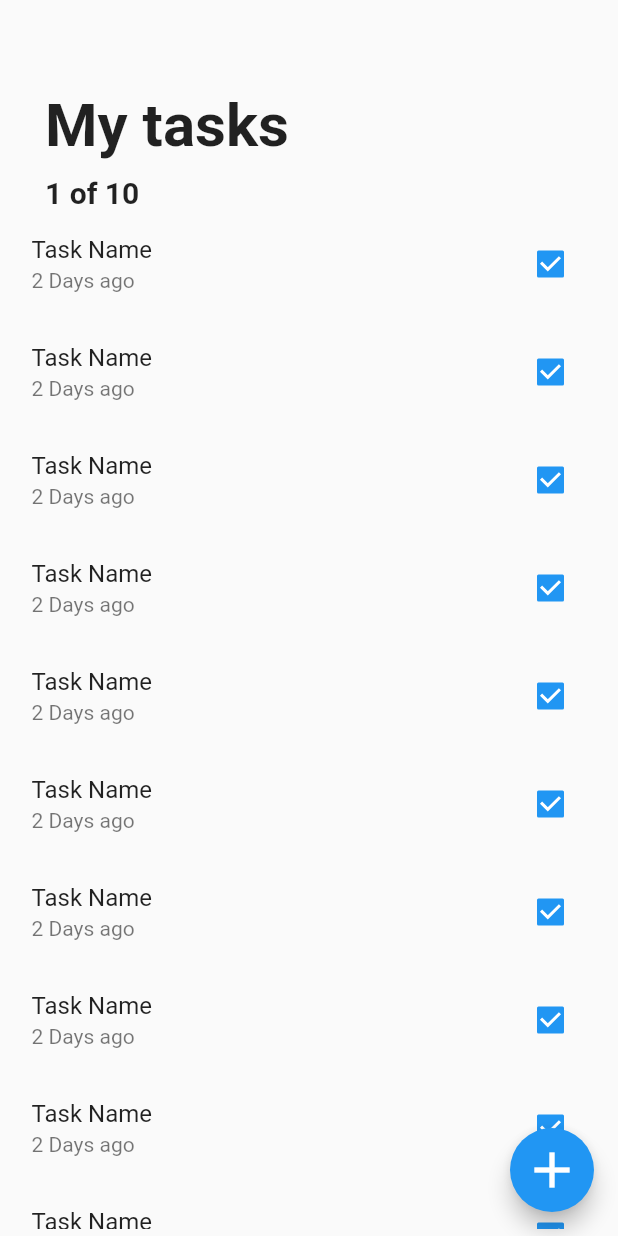
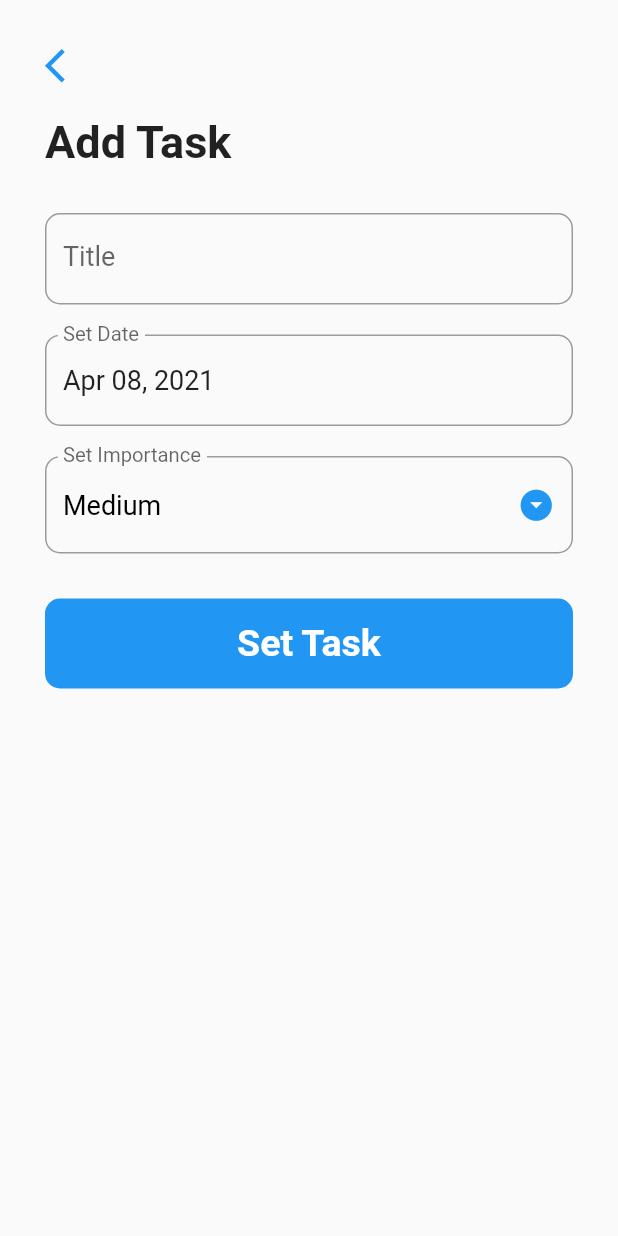
Before and after one commit to Saif-Hossain-Mredul/Todo-SQLite-and-Stream, a Flutter app: the screen it shows after launch, after a tap on the "add" icon, on a phone screen of 412 x 824 dp. Run offline on Flutter 3.47's test engine with Material 2 defaults, Android fonts, the phone set to English and light mode, and no system bars.

Commit message:
Task create screen added

```diff
--- /dev/null
+++ b/lib/screens/addTask.Screen.dart
@@ -0,0 +1,176 @@
+import 'package:flutter/cupertino.dart';
+import 'package:flutter/material.dart';
+import 'package:intl/intl.dart';
+
+class AddTaskScreen extends StatefulWidget {
+  @override
+  _AddTaskScreenState createState() => _AddTaskScreenState();
+}
+
+class _AddTaskScreenState extends State<AddTaskScreen> {
+  String _title = '';
+  String _priority = 'Medium';
+  DateTime _date = DateTime.now();
+  TextEditingController _dateController = TextEditingController();
+  final List<String> _priorities = ['Low', 'Medium', 'High'];
+
+
+  _handleDatePicker() async {
+    final DateTime date = await showDatePicker(
+      context: context,
+      initialDate: _date,
+      firstDate: DateTime(2000),
+      lastDate: DateTime(2100),
+    );
+
+    if (date != null && date != _date) {
+      setState(() {
+        _date = date;
+      });
+
+      _dateController.text = DateFormat('MMM dd, yyyy').format(date);
+    }
+  }
+
+  _submit() {
+    print(_date);
+    Navigator.pop(context);
+  }
+
+  @override
+  void initState() {
+    super.initState();
+    _dateController.text = DateFormat('MMM dd, yyy').format(_date);
+  }
+
+  @override
+  Widget build(BuildContext context) {
+    return GestureDetector(
+      onTap: () {
+        FocusScope.of(context).unfocus();
+      },
+      child: Scaffold(
+        body: SafeArea(
+          child: Padding(
+            padding: EdgeInsets.symmetric(horizontal: 30, vertical: 30),
+            child: SingleChildScrollView(
+              child: Column(
+                crossAxisAlignment: CrossAxisAlignment.start,
+                children: [
+                  GestureDetector(
+                    onTap: () {
+                      Navigator.pop(context);
+                    },
+                    child: Icon(
+                      Icons.arrow_back_ios,
+                      color: Theme.of(context).primaryColor,
+                      size: 27,
+                    ),
+                  ),
+                  SizedBox(
+                    height: 20,
+                  ),
+                  Text(
+                    'Add Task',
+                    style: TextStyle(fontSize: 30, fontWeight: FontWeight.bold),
+                  ),
+                  SizedBox(
+                    height: 30,
+                  ),
+                  TextFormField(
+                    onChanged: (value) {
+                      _title = value;
+                    },
+                    style: TextStyle(fontSize: 18),
+                    decoration: InputDecoration(
+                      labelText: 'Title',
+                      labelStyle: TextStyle(fontSize: 18),
+                      border: OutlineInputBorder(
+                          borderRadius: BorderRadius.circular(10)),
+                    ),
+                    validator: (input) => input.trim().isEmpty
+                        ? 'Please enter a task title'
+                        : null,
+                  ),
+                  SizedBox(
+                    height: 20,
+                  ),
+                  TextFormField(
+                    onTap: _handleDatePicker,
+                    // initialValue: DateFormat('MMM dd, yyy').format(_date),
+                    controller: _dateController,
+                    style: TextStyle(fontSize: 18),
+                    decoration: InputDecoration(
+                      labelText: 'Set Date',
+                      labelStyle: TextStyle(fontSize: 18),
+                      border: OutlineInputBorder(
+                          borderRadius: BorderRadius.circular(10)),
+                    ),
+                  ),
+                  SizedBox(
+                    height: 20,
+                  ),
+                  DropdownButtonFormField(
+                    value: _priority,
+                    items: _priorities
+                        .map(
+                          (priority) => DropdownMenuItem(
+                            value: priority,
+                            child: Text(
+                              priority.toString(),
+                              style:
+                                  TextStyle(fontSize: 18, color: Colors.black),
+                            ),
+                          ),
+                        )
+                        .toList(),
+                    onChanged: (value) {
+                      setState(() {
+                        _priority = value;
+                      });
+                      FocusScope.of(context).unfocus();
+                    },
+                    icon: Icon(Icons.arrow_drop_down_circle),
+                    iconSize: 25,
+                    iconDisabledColor: Theme.of(context).primaryColor,
+                    iconEnabledColor: Theme.of(context).primaryColor,
+                    style: TextStyle(fontSize: 18),
+                    decoration: InputDecoration(
+                      labelText: 'Set Importance',
+                      labelStyle: TextStyle(fontSize: 18),
+                      border: OutlineInputBorder(
+                        borderRadius: BorderRadius.circular(10),
+                      ),
+                    ),
+                  ),
+                  SizedBox(
+                    height: 30,
+                  ),
+                  GestureDetector(
+                    onTap: _submit,
+                    child: Container(
+                      width: double.infinity,
+                      alignment: Alignment.center,
+                      height: 60,
+                      decoration: BoxDecoration(
+                        borderRadius: BorderRadius.circular(10),
+                        color: Theme.of(context).primaryColor,
+                      ),
+                      child: Text(
+                        'Set Task',
+                        style: TextStyle(
+                            color: Colors.white,
+                            fontSize: 25,
+                            fontWeight: FontWeight.w700),
+                      ),
+                    ),
+                  )
+                ],
+              ),
+            ),
+          ),
+        ),
+      ),
+    );
+  }
+}
--- a/lib/screens/home-screens.Screen.dart
+++ b/lib/screens/home-screens.Screen.dart
@@ -1,4 +1,5 @@
 import 'package:flutter/material.dart';
+import 'package:my_app_part1_and_part2/screens/addTask.Screen.dart';
 
 class HomeScreen extends StatefulWidget {
   @override
@@ -15,7 +16,10 @@ class _HomeScreenState extends State<HomeScreen> {
           color: Colors.white,
           size: 40,
         ),
-        onPressed: () {},
+        onPressed: () {
+          Navigator.push(
+              context, MaterialPageRoute(builder: (_) => AddTaskScreen()));
+        },
       ),
       body: SafeArea(
         child: Padding(
```
Also changed, not shown: pubspec.yaml (+1 -26 lines), pubspec.lock.
